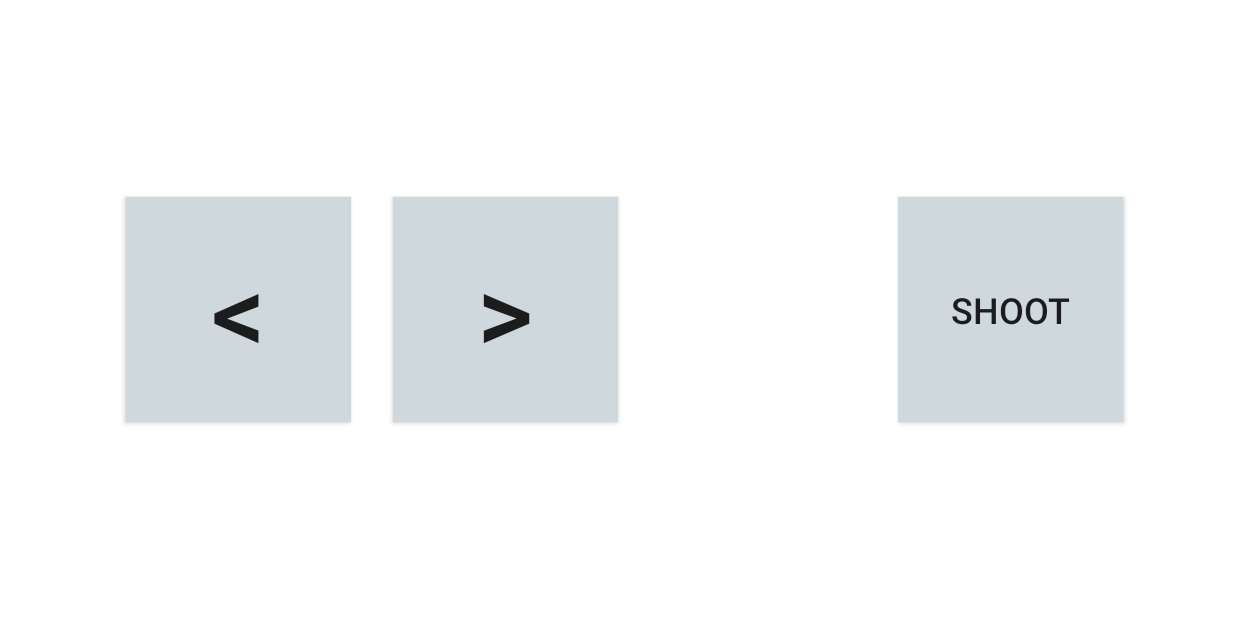
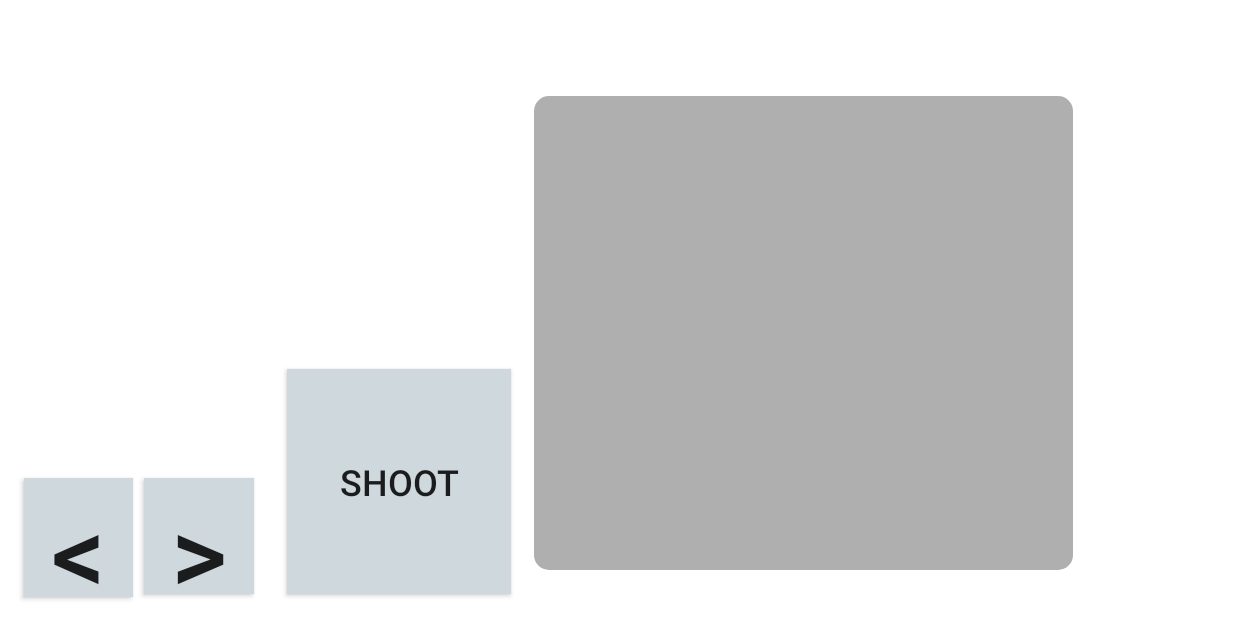
Before and after one commit to blakeyp/cs407-mobile, an Android app: the BasicControllerActivity screen opened directly, with no data from a screen before it, on a phone screen of 824 x 412 dp (held sideways). Run offline under Robolectric (Android 15) with nearby library versions, the phone set to English and light mode, and no system bars; 2 statements that could not run were skipped.

Commit message:
Touch Pad now implemented and sends input to the game

```diff
--- a/app/src/main/java/project/cs407_mobile/BasicControllerActivity.java
+++ b/app/src/main/java/project/cs407_mobile/BasicControllerActivity.java
@@ -7,6 +7,7 @@ import android.support.v7.app.AppCompatActivity;
 import android.os.Bundle;
 import android.os.Handler;
 import android.util.Log;
+import android.view.GestureDetector;
 import android.view.MotionEvent;
 import android.view.View;
 import android.widget.Button;
@@ -61,6 +62,7 @@ public class BasicControllerActivity extends AppCompatActivity {
     private Button ctrlLeft;
     private Button ctrlRight;
     private Button ctrlShoot;
+    private TouchPad touchPad;
 
     @Override
     protected void onCreate(Bundle savedInstanceState) {
@@ -80,6 +82,9 @@ public class BasicControllerActivity extends AppCompatActivity {
         ctrlLeft = (Button) findViewById(R.id.ctrlLeft);
         ctrlRight = (Button) findViewById(R.id.ctrlRight);
         ctrlShoot = (Button) findViewById(R.id.ctrlShoot);
+        touchPad = (TouchPad) findViewById(R.id.touchPad);
+
+        touchPad.setDetector(new GestureDetector(touchPad.getContext(), new scrollListener()));
 
         // button press event listener
         ctrlLeft.setOnTouchListener(new View.OnTouchListener() {
@@ -184,5 +189,20 @@ public class BasicControllerActivity extends AppCompatActivity {
         mHideHandler.postDelayed(mHideRunnable, delayMillis);
     }
 
+    class scrollListener extends GestureDetector.SimpleOnGestureListener {
+        @Override
+        public boolean onDown(MotionEvent e) {
+            return true;
+        }
+
+        @Override
+        public boolean onScroll(MotionEvent eDown, MotionEvent eMove, float dx, float dy) {
+            Log.d(DEBUG_TAG, dx + "," + dy);
+            connectionService.sendMessage(dx + "," +dy );
+            return true;
+        }
+    }
+
+
 
 }
--- a/app/src/main/java/project/cs407_mobile/TouchPad.java
+++ b/app/src/main/java/project/cs407_mobile/TouchPad.java
@@ -63,6 +63,10 @@ public class TouchPad extends View {
 
     }
 
+    public void setDetector(GestureDetector ges) {
+        mDetector = ges;
+    }
+
     class mListener extends GestureDetector.SimpleOnGestureListener {
         @Override
         public boolean onDown(MotionEvent e) {
--- a/app/src/main/res/layout/activity_basic_controller.xml
+++ b/app/src/main/res/layout/activity_basic_controller.xml
@@ -6,55 +6,70 @@
     android:layout_height="match_parent"
     android:background="#ffffff"
     tools:context="project.cs407_mobile.BasicControllerActivity"
-    tools:layout_editor_absoluteY="16dp"
-    tools:layout_editor_absoluteX="16dp">
+    tools:layout_editor_absoluteY="0dp"
+    tools:layout_editor_absoluteX="0dp">
 
     <Button
         android:id="@+id/ctrlLeft"
-        android:layout_width="150dp"
-        android:layout_height="150dp"
-        android:layout_marginLeft="84dp"
-        android:layout_marginStart="84dp"
+        android:layout_width="0dp"
+        android:layout_height="79dp"
+        android:layout_marginStart="16dp"
         android:background="@drawable/button_selector"
         android:text="&lt;"
         android:textSize="72sp"
-        app:layout_constraintBottom_toBottomOf="parent"
+        app:layout_constraintRight_toLeftOf="@+id/ctrlRight"
+        tools:layout_constraintRight_creator="1"
+        android:layout_marginEnd="7dp"
+        app:layout_constraintBaseline_toBaselineOf="@+id/ctrlRight"
+        tools:layout_constraintBaseline_creator="1"
+        tools:layout_constraintLeft_creator="1"
         app:layout_constraintLeft_toLeftOf="parent"
-        app:layout_constraintTop_toTopOf="parent"
-        tools:layout_constraintBottom_creator="1"
-        tools:layout_constraintLeft_creator="1"
-        tools:layout_constraintTop_creator="1" />
+        android:layout_marginLeft="16dp"
+        android:layout_marginRight="7dp" />
 
     <Button
         android:id="@+id/ctrlRight"
-        android:layout_width="150dp"
-        android:layout_height="150dp"
-        android:layout_marginLeft="28dp"
-        android:layout_marginStart="28dp"
+        android:layout_width="73dp"
+        android:layout_height="77dp"
+        android:layout_marginStart="96dp"
         android:background="@drawable/button_selector"
         android:text="&gt;"
         android:textSize="72sp"
+        tools:layout_constraintBottom_creator="1"
         app:layout_constraintBottom_toBottomOf="parent"
-        app:layout_constraintLeft_toRightOf="@+id/ctrlLeft"
-        app:layout_constraintTop_toTopOf="parent"
-        tools:layout_constraintBottom_creator="1"
         tools:layout_constraintLeft_creator="1"
-        tools:layout_constraintTop_creator="1" />
+        android:layout_marginBottom="16dp"
+        app:layout_constraintLeft_toLeftOf="parent"
+        android:layout_marginLeft="96dp" />
 
     <Button
         android:id="@+id/ctrlShoot"
-        android:layout_width="150dp"
+        android:layout_width="0dp"
         android:layout_height="150dp"
-        android:layout_marginEnd="75dp"
-        android:layout_marginRight="75dp"
+        android:layout_marginEnd="15dp"
         android:background="@drawable/button_selector"
         android:text="Shoot"
         android:textSize="24sp"
+        app:layout_constraintRight_toLeftOf="@+id/touchPad"
+        tools:layout_constraintRight_creator="1"
+        tools:layout_constraintBottom_creator="1"
+        android:layout_marginStart="22dp"
         app:layout_constraintBottom_toBottomOf="parent"
-        app:layout_constraintRight_toRightOf="parent"
-        app:layout_constraintTop_toTopOf="parent"
+        tools:layout_constraintLeft_creator="1"
+        android:layout_marginBottom="16dp"
+        app:layout_constraintLeft_toRightOf="@+id/ctrlRight"
+        android:layout_marginLeft="22dp"
+        android:layout_marginRight="15dp"
+        app:layout_constraintHorizontal_bias="1.0" />
+    <project.cs407_mobile.TouchPad
+        android:layout_width="359dp"
+        android:layout_height="316dp"
+        android:layout_marginLeft="349dp"
+        app:layout_constraintLeft_toLeftOf="parent"
+        android:id="@+id/touchPad"
         tools:layout_constraintBottom_creator="1"
-        tools:layout_constraintRight_creator="1"
-        tools:layout_constraintTop_creator="1" />
+        android:layout_marginStart="356dp"
+        app:layout_constraintBottom_toBottomOf="parent"
+        android:layout_marginBottom="32dp" />
 
 </android.support.constraint.ConstraintLayout>
```
